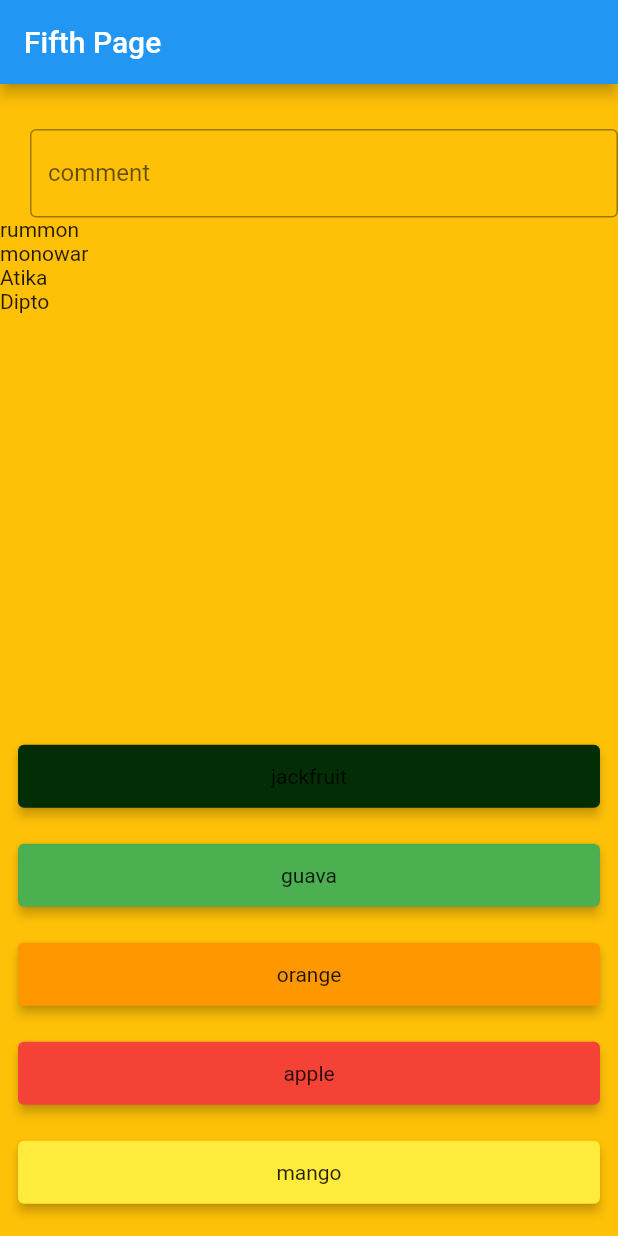
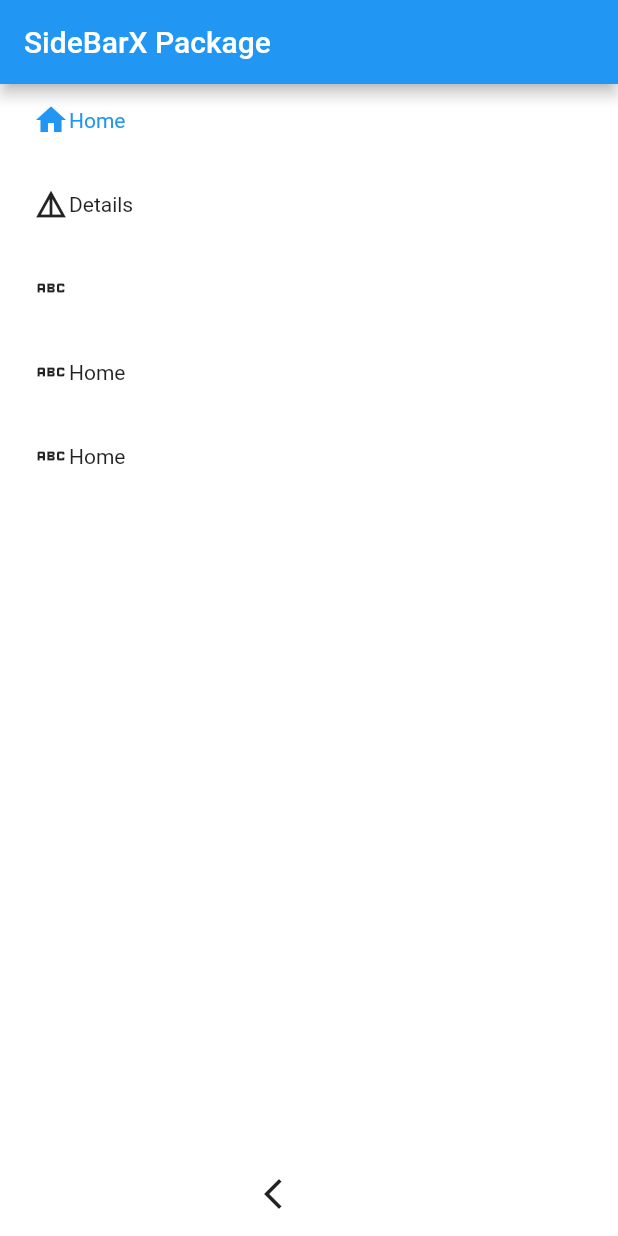
Before and after one commit to Rummonislam786/basic_practice, a Flutter app: the screen it shows after launch, on a phone screen of 412 x 824 dp. Run offline on Flutter 3.47's test engine with Material 2 defaults, Android fonts, the phone set to English and light mode, and no system bars; drawn by our look-alikes of sidebarx; our stand-ins replace font_awesome_flutter.

Commit message:
come of it

```diff
--- a/lib/main.dart
+++ b/lib/main.dart
@@ -1,5 +1,7 @@
 import 'package:basic_practice/authscreen.dart';
 import 'package:basic_practice/fifthpage.dart';
+import 'package:basic_practice/sidebar_x.dart';
+import 'package:basic_practice/sixthpage.dart';
 import 'package:flutter/material.dart';
 
 import 'homepage.dart';
@@ -19,7 +21,7 @@ class MyApp extends StatelessWidget {
       theme: ThemeData(
         primarySwatch: Colors.blue,
       ),
-      home: FifthPage(),
+      home: Sidebaxe(),
     );
   }
 }
--- /dev/null
+++ b/lib/sidebar_x.dart
@@ -0,0 +1,64 @@
+import 'package:flutter/material.dart';
+import 'package:basic_practice/sidebar_x.dart';
+import 'package:sidebarx/sidebarx.dart';
+
+class Sidebaxe extends StatefulWidget {
+  const Sidebaxe({Key? key}) : super(key: key);
+
+  @override
+  State<Sidebaxe> createState() => _SidebaxeState();
+}
+
+class _SidebaxeState extends State<Sidebaxe> {
+  final _controller = SidebarXController(selectedIndex: 0, extended: true);
+  final List<sidebarModels> _sidebarlist = [
+    sidebarModels("Home", Icons.home),
+    sidebarModels("Details", Icons.details),
+    sidebarModels(" ", Icons.abc),
+    sidebarModels("Home", Icons.abc),
+    sidebarModels("Home", Icons.abc),
+  ];
+
+  @override
+  Widget build(BuildContext context) {
+    return Scaffold(
+      appBar: AppBar(
+        title: Text("SideBarX Package"),
+      ),
+      body: Container(
+        color: Colors.white,
+        height: double.infinity,
+        width: double.infinity,
+        child: Row(
+          children: [
+            SidebarX(
+              controller: _controller,
+              extendedTheme: SidebarXTheme(
+                width: 200,
+                decoration: BoxDecoration(
+                  color: Colors.white,
+                ),
+                margin: EdgeInsets.only(
+                  left: 10,
+                ),
+              ),
+              items: _sidebarlist
+                  .map(
+                    (e) => SidebarXItem(icon: e.icon, label: e.label),
+                  )
+                  .toList(),
+            ),
+            Expanded(child: Container())
+          ],
+        ),
+      ),
+    );
+  }
+}
+
+class sidebarModels {
+  final String? label;
+  final IconData? icon;
+
+  sidebarModels(this.label, this.icon);
+}
--- a/lib/thirdpage.dart
+++ b/lib/thirdpage.dart
@@ -20,6 +20,7 @@ class _ThirdPageState extends State<ThirdPage> {
   @override
   Widget build(BuildContext context) {
     return Scaffold(
+      appBar: AppBar(),
       body: Column(
         crossAxisAlignment: CrossAxisAlignment.center,
         mainAxisAlignment: MainAxisAlignment.center,
--- a/pubspec.yaml
+++ b/pubspec.yaml
@@ -35,6 +35,7 @@ dependencies:
   # Use with the CupertinoIcons class for iOS style icons.
   cupertino_icons: ^1.0.2
   font_awesome_flutter: ^10.1.0
+  sidebarx: ^0.10.0
 
 dev_dependencies:
   flutter_test:
```
Also changed, not shown: lib/forthpage.dart (+6 -7 lines), lib/sixthpage.dart (added, +167 -0 lines), pubspec.lock.
